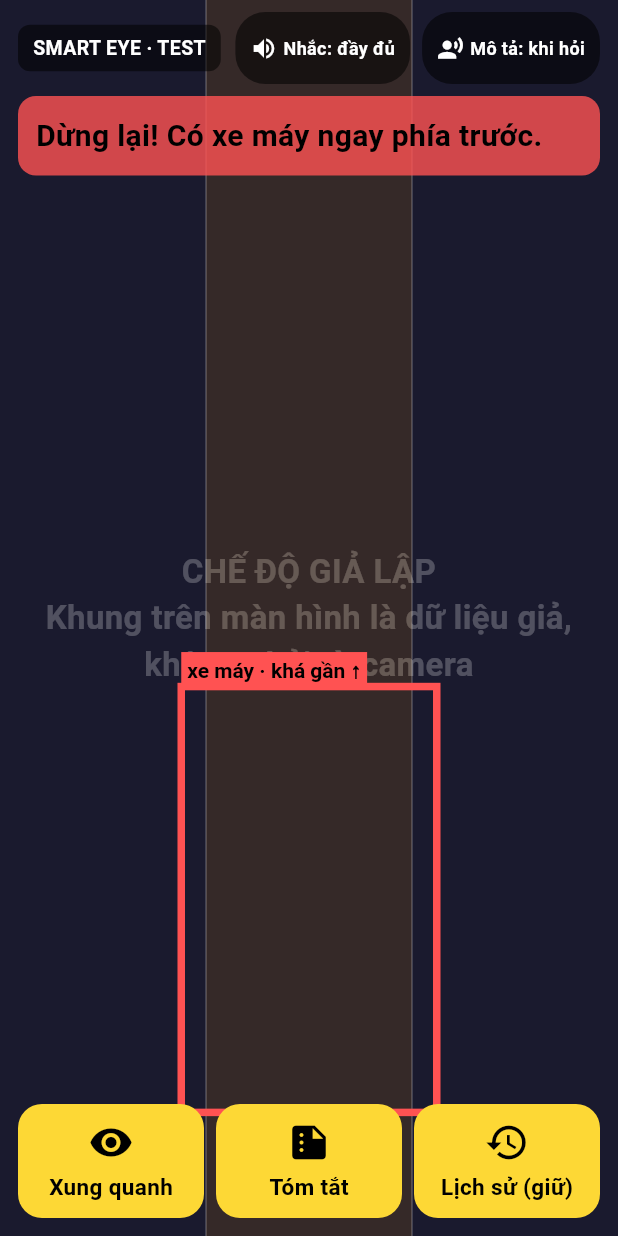
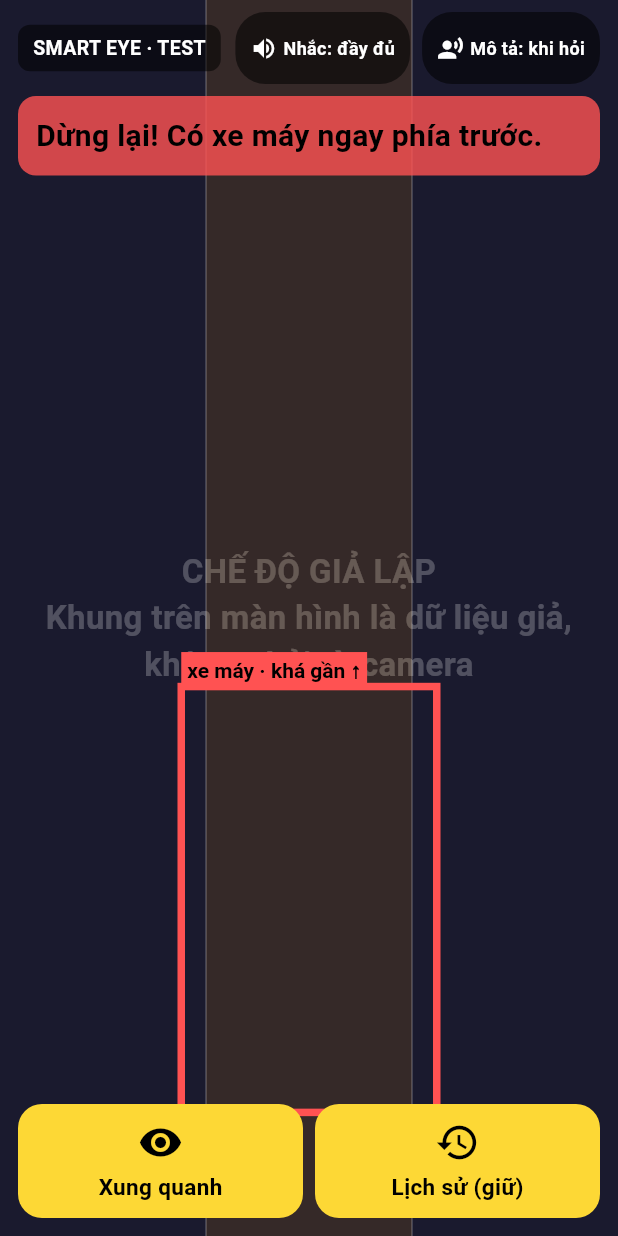
Before and after one commit to langvietthanh/smart-eye, a Flutter app: the screen it shows after launch, after a tap on "🧪 Test UI", on a phone screen of 412 x 824 dp. Run offline on Flutter 3.47's test engine with Material 3 defaults, Android fonts, the phone set to English and light mode, and no system bars; our stand-ins replace camera, flutter_tts, geolocator, sensors_plus, wakelock_plus; missing offline and left inert: camera_platform_interface, tflite_flutter.

Commit message:
Remove trip recap button and long-press gesture from camera screen
Recap stays available per trip via 'Nghe tóm tắt' in the history screen.

Co-Authored-By: Claude Opus 5.5 <noreply@anthropic.com>
Claude-Session: https://claude.ai/code/session_014CnZCwEatNCQ2g12XR9C8w

```diff
--- a/lib/screens/camera_screen.dart
+++ b/lib/screens/camera_screen.dart
@@ -982,19 +982,6 @@ class _CameraScreenState extends State<CameraScreen>
       _pendingDescribe = false;
       _describe(null, manual: true);
     });
-  }
-
-  void _speakRecap() {
-    HapticFeedback.selectionClick();
-    final trip = _history.currentTrip;
-    _speech.say(
-      // Không im lặng: người khiếm thị sẽ tưởng nút hỏng
-      trip == null
-          ? 'Chưa có chuyến đi để tóm tắt.'
-          : CaptionBuilder.recap(trip),
-      SpeechPriority.description,
-      force: true,
-    );
   }
 
   void _toggleQuiet() {
@@ -1250,17 +1237,15 @@ class _CameraScreenState extends State<CameraScreen>
       body: Stack(
         fit: StackFit.expand,
         children: [
-          // Layer 1: Camera preview + cử chỉ (chạm 2 lần = mô tả, giữ lâu = tóm tắt chuyến đi)
+          // Layer 1: Camera preview + cử chỉ (chạm 2 lần = mô tả)
           Semantics(
             button: true,
-            label: 'Khung camera. Chạm hai lần để nghe xung quanh có gì. Giữ lâu để nghe tóm tắt chuyến đi.',
+            label: 'Khung camera. Chạm hai lần để nghe xung quanh có gì.',
             onTap: _requestDescribe,
-            onLongPress: _speakRecap,
             excludeSemantics: true,
             child: GestureDetector(
               behavior: HitTestBehavior.opaque,
               onDoubleTap: _requestDescribe,
-              onLongPress: _speakRecap,
               // Chế độ Test: KHÔNG hiện camera thật để không ai nhầm khung giả lập là kết quả nhận diện
               child: RepaintBoundary(
                 child: cameraReady && !_isMockTest
@@ -1441,13 +1426,6 @@ class _CameraScreenState extends State<CameraScreen>
                         ),
                         const SizedBox(width: 8),
                         _bigButton(
-                          Icons.summarize,
-                          'Tóm tắt',
-                          'Nghe tóm tắt chuyến đi hiện tại',
-                          _speakRecap,
-                        ),
-                        const SizedBox(width: 8),
-                        _bigButton(
                           Icons.history,
                           'Lịch sử (giữ)',
                           'Lịch sử chuyến đi. Giữ lâu để mở. Khi mở, app tạm ngừng cảnh báo.',
```
Also changed, not shown: 1 other file.
